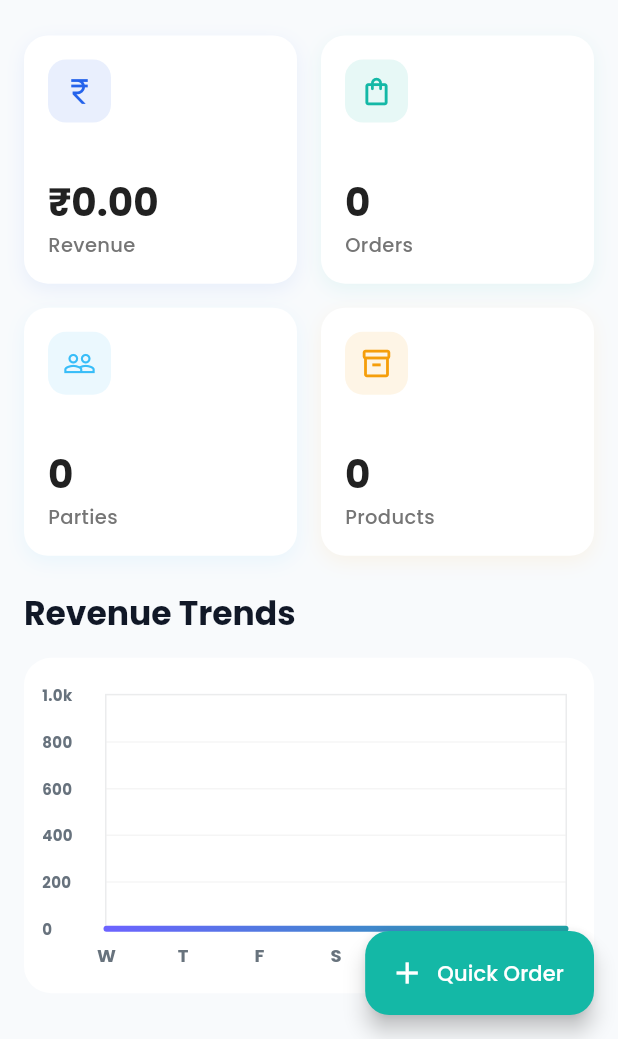
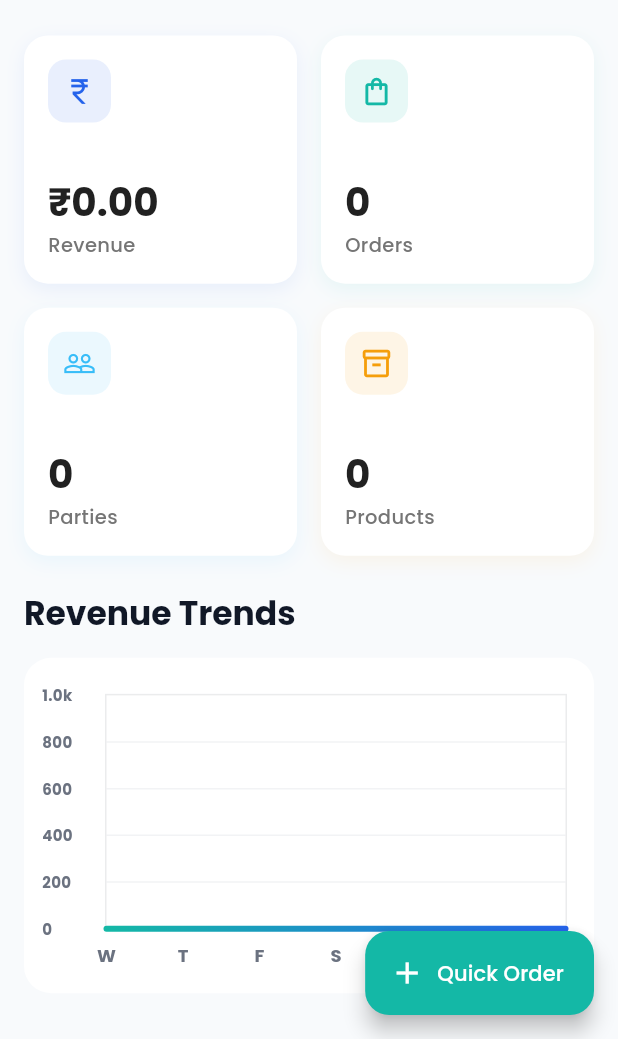
Before and after one commit to Vivekchavda1374/Hetanshi-Enterprise, a Flutter app: the DashboardScreen screen opened by its route, on a phone screen of 412 x 824 dp, the part 197-1236 px from its top. Run offline on Flutter 3.47's test engine with Material 3 defaults, Android fonts, the phone set to English and light mode, and no system bars; drawn by our look-alikes of fl_chart; our stand-ins replace animate_do, cloud_firestore, firebase_core, flutter_staggered_animations, google_fonts, image_picker; accounts and stored records are empty.

Commit message:
new update

```diff
--- a/lib/widgets/revenue_chart.dart
+++ b/lib/widgets/revenue_chart.dart
@@ -1,6 +1,7 @@
 import 'package:fl_chart/fl_chart.dart';
 import 'package:flutter/material.dart';
 import 'package:hetanshi_enterprise/models/order_model.dart';
+import 'package:hetanshi_enterprise/utils/app_theme.dart';
 import 'package:intl/intl.dart';
 
 class RevenueChart extends StatelessWidget {
@@ -54,9 +55,9 @@ class RevenueChart extends StatelessWidget {
 
   @override
   Widget build(BuildContext context) {
-    // Colors
-    const Color primaryColor = Color(0xFF1FA2A6);
-    const Color secondaryColor = Color(0xFF6C63FF);
+    // Colors from AppTheme
+    const Color primaryColor = AppColors.primaryBlue;
+    const Color secondaryColor = AppColors.secondaryTeal;
 
     final spots = _getSpots();
     // Calculate max Y for scaling
@@ -75,7 +76,7 @@ class RevenueChart extends StatelessWidget {
           borderRadius: BorderRadius.all(
             Radius.circular(18),
           ),
-          color: Colors.white,
+          color: AppColors.cardWhite,
         ),
         child: Padding(
           padding: const EdgeInsets.only(
@@ -92,7 +93,7 @@ class RevenueChart extends StatelessWidget {
                 horizontalInterval: maxY / 5,
                 getDrawingHorizontalLine: (value) {
                   return FlLine(
-                    color: Colors.grey.withOpacity(0.1),
+                    color: AppColors.divider.withOpacity(0.5),
                     strokeWidth: 1,
                   );
                 },
@@ -122,7 +123,7 @@ class RevenueChart extends StatelessWidget {
                           child: Text(
                              DateFormat('E').format(date)[0], // M, T, W...
                              style: const TextStyle(
-                               color: Color(0xff68737d),
+                               color: AppColors.textSecondary,
                                fontWeight: FontWeight.bold,
                                fontSize: 12,
                              ),
@@ -139,7 +140,7 @@ class RevenueChart extends StatelessWidget {
                        return Text(
                          _formatCurrency(value),
                          style: const TextStyle(
-                           color: Color(0xff67727d),
+                           color: AppColors.textSecondary,
                            fontWeight: FontWeight.bold,
                            fontSize: 10,
                          ),
```
